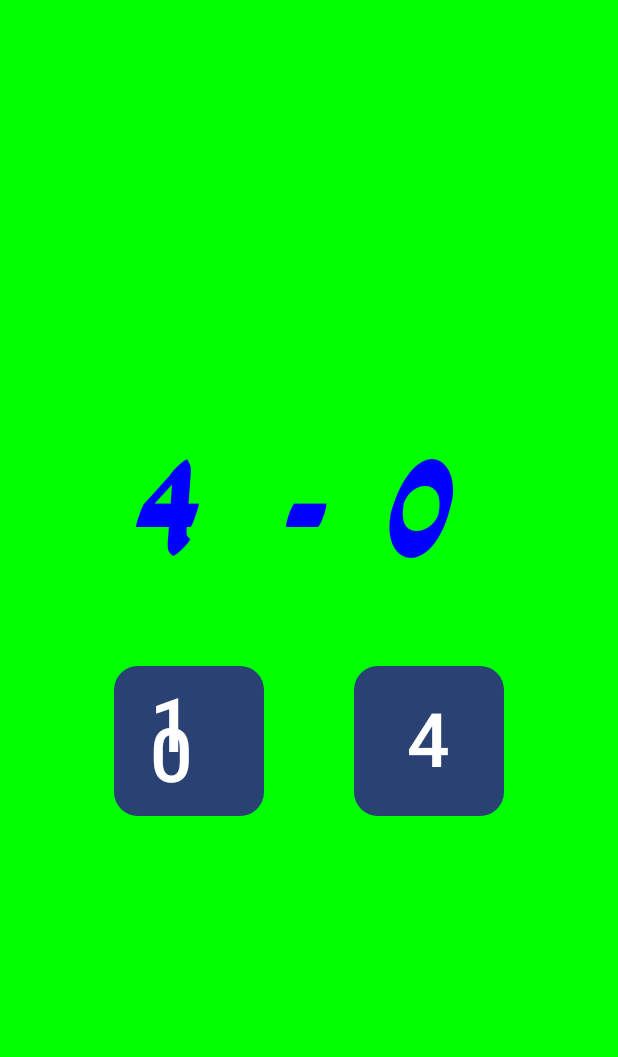
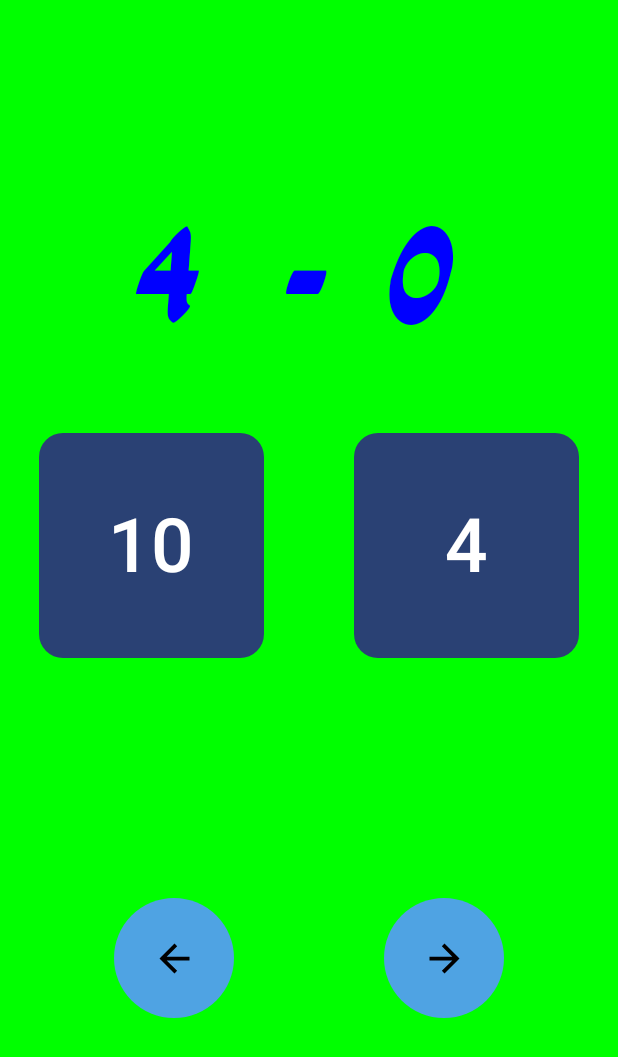
Before and after one commit to azatdundar/EducationalGamesForKids, an Android app built with Jetpack Compose: the MathScreen screen opened through its navigation route, on a phone screen of 412 x 824 dp. Shown: the top 1057 px of the screen. Run offline under Robolectric (Android 15) with nearby library versions, the phone set to English and light mode, and no system bars.

Commit message:
Previous and next buttons are added.

```diff
--- a/app/src/main/java/com/azatdundar/educationalgamesforkids/MathScreen.kt
+++ b/app/src/main/java/com/azatdundar/educationalgamesforkids/MathScreen.kt
@@ -8,14 +8,21 @@ import androidx.compose.foundation.layout.Spacer
 import androidx.compose.foundation.layout.fillMaxSize
 import androidx.compose.foundation.layout.padding
 import androidx.compose.foundation.layout.size
+import androidx.compose.foundation.shape.CircleShape
 import androidx.compose.foundation.shape.RoundedCornerShape
+import androidx.compose.material.icons.Icons
+import androidx.compose.material.icons.filled.ArrowBack
+import androidx.compose.material.icons.filled.ArrowForward
 import androidx.compose.material3.Button
+import androidx.compose.material3.ButtonDefaults
+import androidx.compose.material3.Icon
 import androidx.compose.material3.Surface
 import androidx.compose.material3.Text
 import androidx.compose.runtime.Composable
 import androidx.compose.ui.Alignment
 import androidx.compose.ui.Modifier
 import androidx.compose.ui.graphics.Color
+import androidx.compose.ui.graphics.RectangleShape
 import androidx.compose.ui.text.TextStyle
 import androidx.compose.ui.text.font.Font
 import androidx.compose.ui.text.font.FontFamily
@@ -65,6 +72,17 @@ fun Question(){
             Spacer(modifier = Modifier.padding(30.dp))
             ButtonText(number = answer)
         }
+        Spacer(modifier = Modifier.padding(80.dp))
+
+        Row {
+            PreviousButton()
+            Spacer(modifier = Modifier.padding(50.dp))
+            NextButton()
+
+        }
+
+
+
     }
 
 
@@ -90,18 +108,62 @@ fun QuestionText(question : String){
 @Composable
 
 fun ButtonText(number: Int){
-    Button(onClick = {
-        /*TODO*/
-    },
-        modifier = Modifier.size(100.dp),
-        shape = RoundedCornerShape(16.dp)
+    Button(
+        onClick = {
+            /*TODO*/
+        },
+
+        modifier = Modifier.size(150.dp),
+        shape = RoundedCornerShape(16.dp),
+
         ) {
         Text(text = number.toString(), fontSize = 50 .sp
         )
     }
 }
 
+@Composable
 
+fun PreviousButton(){
+    Button(onClick = {
+        /*TODO*/
+    },
+        shape = CircleShape,
+        modifier = Modifier.size(80.dp),
+        colors = ButtonDefaults.buttonColors(
+            containerColor = Color(0xFF4fa3e3)
+        ),
+
+    ){
+        Icon(
+            imageVector = Icons.Default.ArrowBack,
+            contentDescription = "Prev",
+            tint = Color.Black,
+            modifier = Modifier.size(30.dp)
+        )
+    }
+}
+
+
+@Composable
+
+fun NextButton(){
+    Button(onClick = {
+    /*TODO*/
+    },
+        shape = CircleShape,
+        modifier = Modifier.size(80.dp),
+        colors = ButtonDefaults.buttonColors(
+            containerColor = Color(0xFF4fa3e3)
+        )
+    ) {
+        Icon(imageVector = Icons.Default.ArrowForward,
+            contentDescription = "Next",
+            tint = Color.Black,
+            modifier = Modifier.size(30.dp)
+            )
+    }
+}
 
 @Preview(showBackground = true)
 @Composable
```
